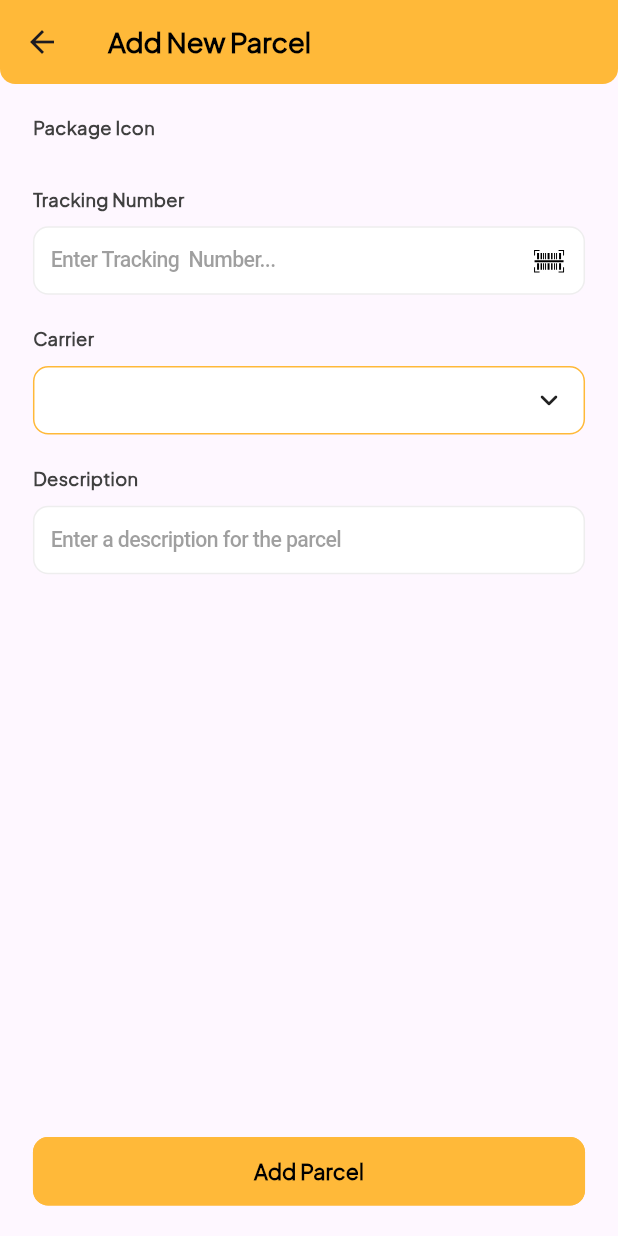
After one commit to s0urav-hald3r/tracking_partner, a Flutter app: the HomeView screen opened directly, after a tap on an icon or button, on a phone screen of 412 x 824 dp. The commit adds this screen. Run offline on Flutter 3.47's test engine with Material 3 defaults, Android fonts, the phone set to English and light mode, and no system bars; our stand-ins replace animated_bottom_navigation_bar, flutter_advanced_switch, flutter_screenutil, flutter_svg, get, iconsax; missing offline and left inert: qr_code_scanner.

Commit message:
add new parcel view work in progress

```diff
--- a/lib/components/home_view/top_section.dart
+++ b/lib/components/home_view/top_section.dart
@@ -3,6 +3,7 @@ import 'package:flutter/material.dart';
 import 'package:flutter_screenutil/flutter_screenutil.dart';
 import 'package:flutter_svg/flutter_svg.dart';
 import 'package:tracking_partner/config/constants.dart';
+import 'package:tracking_partner/views/new_parcel_view.dart';
 import 'package:tracking_partner/views/scan_view.dart';
 
 class TopSection extends StatelessWidget {
@@ -50,7 +51,15 @@ class TopSection extends StatelessWidget {
                   ),
                 ],
               ),
-              SvgPicture.asset(add)
+              InkWell(
+                  onTap: () {
+                    Navigator.push(
+                      context,
+                      CupertinoPageRoute(
+                          builder: (context) => const NewParcelView()),
+                    );
+                  },
+                  child: SvgPicture.asset(add))
             ],
           ),
           const Spacer(),
@@ -73,7 +82,7 @@ class TopSection extends StatelessWidget {
                       fontWeight: FontWeight.w600,
                       color: secondaryColor,
                     ),
-                    placeholder: 'Enter tracking id',
+                    placeholder: 'Enter Tracking  Number...',
                     placeholderStyle: TextStyle(
                       fontSize: 14.sp,
                       fontWeight: FontWeight.w500,
--- /dev/null
+++ b/lib/views/new_parcel_view.dart
@@ -0,0 +1,179 @@
+import 'package:flutter/cupertino.dart';
+import 'package:flutter/material.dart';
+import 'package:flutter_screenutil/flutter_screenutil.dart';
+import 'package:flutter_svg/flutter_svg.dart';
+import 'package:tracking_partner/config/constants.dart';
+
+class NewParcelView extends StatefulWidget {
+  const NewParcelView({super.key});
+
+  @override
+  State<NewParcelView> createState() => _NewParcelViewState();
+}
+
+class _NewParcelViewState extends State<NewParcelView> {
+  @override
+  Widget build(BuildContext context) {
+    return Scaffold(
+      appBar: AppBar(
+        backgroundColor: primaryColor,
+        title: Text(
+          'Add New Parcel',
+          style: TextStyle(
+            fontSize: 18.sp,
+            fontWeight: FontWeight.w700,
+            color: textColor,
+          ),
+        ),
+        shape: RoundedRectangleBorder(
+          borderRadius: BorderRadius.only(
+            bottomLeft: Radius.circular(10.r),
+            bottomRight: Radius.circular(10.r),
+          ),
+        ),
+      ),
+      body: Column(
+        crossAxisAlignment: CrossAxisAlignment.start,
+        children: [
+          Padding(
+            padding: EdgeInsets.only(left: 20.w, top: 20.h, bottom: 10.h),
+            child: Text(
+              'Package Icon',
+              textAlign: TextAlign.start,
+              style: TextStyle(
+                fontSize: 12.sp,
+                color: secondaryColor,
+                fontWeight: FontWeight.w700,
+              ),
+            ),
+          ),
+          Padding(
+            padding: EdgeInsets.only(left: 20.w, top: 20.h, bottom: 10.h),
+            child: Text(
+              'Tracking Number',
+              textAlign: TextAlign.start,
+              style: TextStyle(
+                fontSize: 12.sp,
+                color: secondaryColor,
+                fontWeight: FontWeight.w700,
+              ),
+            ),
+          ),
+          Container(
+            height: 45.h,
+            margin: EdgeInsets.symmetric(horizontal: 20.w),
+            child: CupertinoTextField(
+              decoration: BoxDecoration(
+                color: Colors.white,
+                border: Border.all(color: const Color(0xFFEEEEEE)),
+                borderRadius: BorderRadius.circular(10.r),
+              ),
+              padding: EdgeInsets.only(left: 10.w),
+              suffix: Padding(
+                padding: EdgeInsets.only(right: 10.w, left: 10.w),
+                child: SvgPicture.asset(barcode),
+              ),
+              style: TextStyle(
+                fontSize: 14.sp,
+                fontWeight: FontWeight.w600,
+                color: secondaryColor,
+              ),
+              placeholder: 'Enter Tracking  Number...',
+              placeholderStyle: TextStyle(
+                fontSize: 14.sp,
+                fontWeight: FontWeight.w500,
+                color: secondaryColor.withOpacity(.5),
+              ),
+            ),
+          ),
+          Padding(
+            padding: EdgeInsets.only(left: 20.w, top: 20.h, bottom: 10.h),
+            child: Text(
+              'Carrier',
+              textAlign: TextAlign.start,
+              style: TextStyle(
+                fontSize: 12.sp,
+                color: secondaryColor,
+                fontWeight: FontWeight.w700,
+              ),
+            ),
+          ),
+          Container(
+            height: 45.h,
+            margin: EdgeInsets.symmetric(horizontal: 20.w),
+            child: CupertinoTextField(
+              decoration: BoxDecoration(
+                color: Colors.white,
+                border: Border.all(color: primaryColor),
+                borderRadius: BorderRadius.circular(10.r),
+              ),
+              padding: EdgeInsets.only(left: 10.w),
+              suffix: Padding(
+                padding: EdgeInsets.only(right: 10.w, left: 10.w),
+                child: const Icon(Icons.keyboard_arrow_down_rounded),
+              ),
+              style: TextStyle(
+                fontSize: 14.sp,
+                fontWeight: FontWeight.w600,
+                color: primaryColor,
+              ),
+            ),
+          ),
+          Padding(
+            padding: EdgeInsets.only(left: 20.w, top: 20.h, bottom: 10.h),
+            child: Text(
+              'Description',
+              textAlign: TextAlign.start,
+              style: TextStyle(
+                fontSize: 12.sp,
+                color: secondaryColor,
+                fontWeight: FontWeight.w700,
+              ),
+            ),
+          ),
+          Container(
+            height: 45.h,
+            margin: EdgeInsets.symmetric(horizontal: 20.w),
+            child: CupertinoTextField(
+              decoration: BoxDecoration(
+                color: Colors.white,
+                border: Border.all(color: const Color(0xFFEEEEEE)),
+                borderRadius: BorderRadius.circular(10.r),
+              ),
+              padding: EdgeInsets.only(left: 10.w),
+              style: TextStyle(
+                fontSize: 14.sp,
+                fontWeight: FontWeight.w600,
+                color: secondaryColor,
+              ),
+              placeholder: 'Enter a description for the parcel',
+              placeholderStyle: TextStyle(
+                fontSize: 14.sp,
+                fontWeight: FontWeight.w500,
+                color: secondaryColor.withOpacity(.5),
+              ),
+            ),
+          ),
+          const Spacer(),
+          Container(
+            height: 45.h,
+            width: double.infinity,
+            margin: EdgeInsets.symmetric(horizontal: 20.w, vertical: 20.h),
+            child: ElevatedButton(
+              onPressed: () {
+                // Define action here
+              },
+              child: Text(
+                'Add Parcel',
+                style: TextStyle(
+                  fontSize: 14.sp,
+                  fontWeight: FontWeight.w700,
+                ),
+              ),
+            ),
+          )
+        ],
+      ),
+    );
+  }
+}
```
